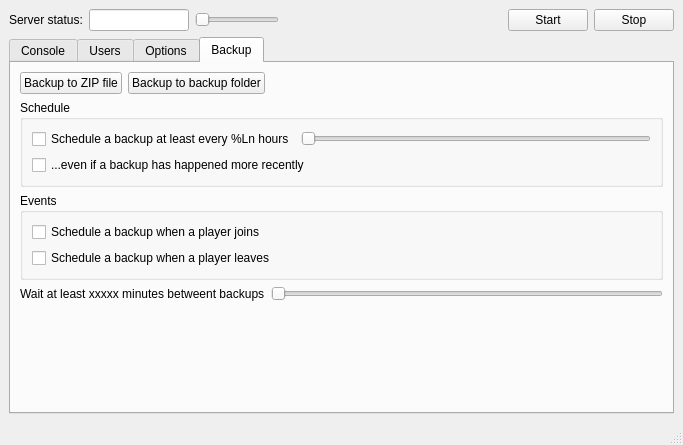
Above: src/mainwindow.ui from mrrooster/minecraftbedrockconsole before the change. Below: the same form after it.
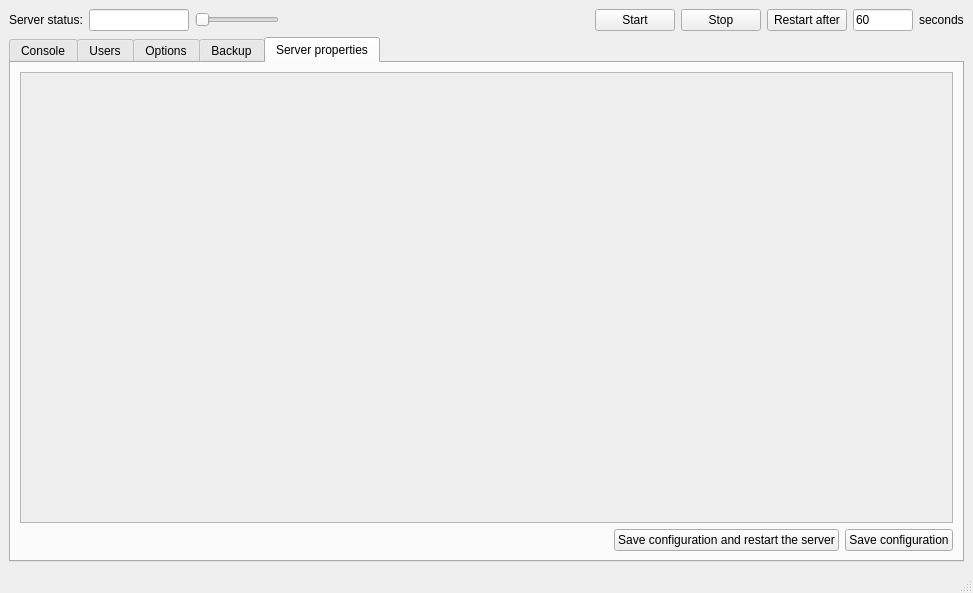
That is the form after the change. The open tabs and pages were chosen to show the change. Custom widgets are drawn as their Qt base class.

Commit message: * Fixed server backups on more recent versions of the bedrock server. * Fixed backups where some files didn't exist * Added restart option and timer. * Added server properties maintenance.

Diff of the .ui file:
```diff
--- a/src/mainwindow.ui
+++ b/src/mainwindow.ui
@@ -6,8 +6,8 @@
    <rect>
     <x>0</x>
     <y>0</y>
-    <width>667</width>
-    <height>445</height>
+    <width>973</width>
+    <height>593</height>
    </rect>
   </property>
   <property name="sizePolicy">
@@ -99,6 +99,36 @@
         </property>
        </widget>
       </item>
+      <item>
+       <widget class="QPushButton" name="restartAfter">
+        <property name="text">
+         <string>Restart after</string>
+        </property>
+       </widget>
+      </item>
+      <item>
+       <widget class="QLineEdit" name="restartAfterSeconds">
+        <property name="maximumSize">
+         <size>
+          <width>60</width>
+          <height>16777215</height>
+         </size>
+        </property>
+        <property name="inputMask">
+         <string>0000</string>
+        </property>
+        <property name="text">
+         <string>60</string>
+        </property>
+       </widget>
+      </item>
+      <item>
+       <widget class="QLabel" name="restartAfterLabel">
+        <property name="text">
+         <string>seconds</string>
+        </property>
+       </widget>
+      </item>
      </layout>
     </item>
     <item>
@@ -635,6 +665,64 @@
         </item>
        </layout>
       </widget>
+      <widget class="QWidget" name="tab_5">
+       <attribute name="title">
+        <string>Server properties</string>
+       </attribute>
+       <layout class="QVBoxLayout" name="verticalLayout_8">
+        <item>
+         <widget class="QScrollArea" name="serverPropertiesScrollArea">
+          <property name="toolTip">
+           <string>Saves the current configuration to server.properties.</string>
+          </property>
+          <property name="widgetResizable">
+           <bool>true</bool>
+          </property>
+          <widget class="QWidget" name="scrollAreaWidgetContents">
+           <property name="geometry">
+            <rect>
+             <x>0</x>
+             <y>0</y>
+             <width>931</width>
+             <height>418</height>
+            </rect>
+           </property>
+          </widget>
+         </widget>
+        </item>
+        <item>
+         <layout class="QHBoxLayout" name="horizontalLayout_12">
+          <item>
+           <spacer name="horizontalSpacer_7">
+            <property name="orientation">
+             <enum>Qt::Horizontal</enum>
+            </property>
+            <property name="sizeHint" stdset="0">
+             <size>
+              <width>40</width>
+              <height>20</height>
+             </size>
+            </property>
+           </spacer>
+          </item>
+          <item>
+           <widget class="QPushButton" name="saveConfigAndRestart">
+            <property name="text">
+             <string>Save configuration and restart the server</string>
+            </property>
+           </widget>
+          </item>
+          <item>
+           <widget class="QPushButton" name="saveConfig">
+            <property name="text">
+             <string>Save configuration</string>
+            </property>
+           </widget>
+          </item>
+         </layout>
+        </item>
+       </layout>
+      </widget>
      </widget>
     </item>
    </layout>
```
Left out of the diff: 47 changed lines with no effect on the pictures. The commit also changes 14 other files.
